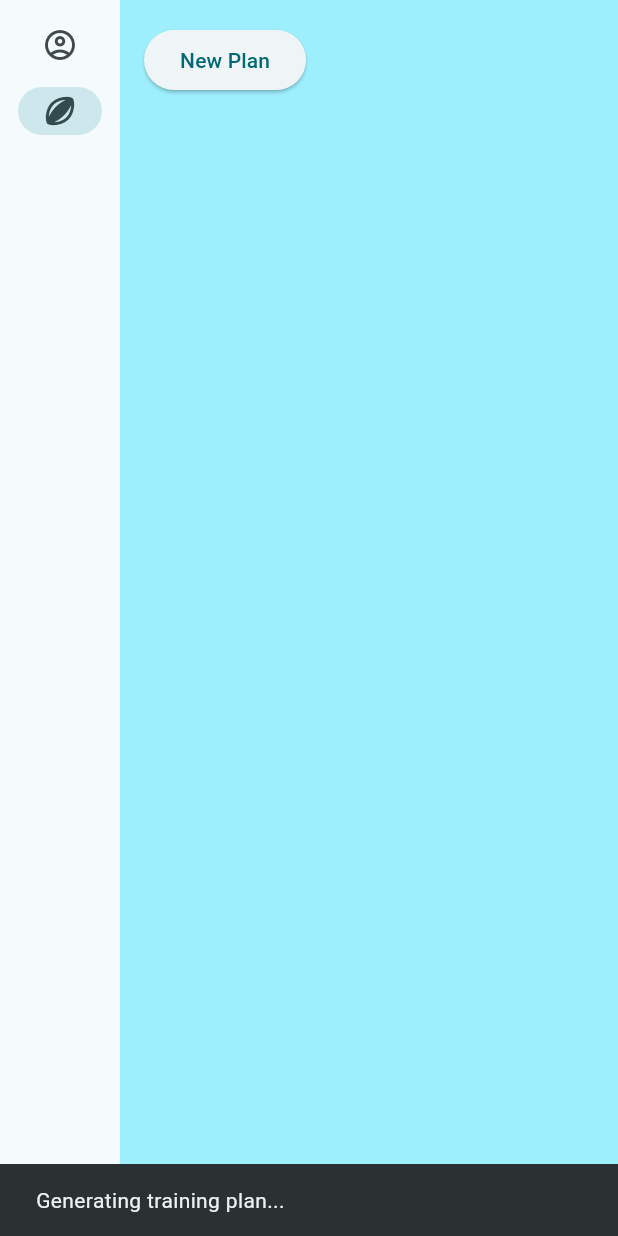
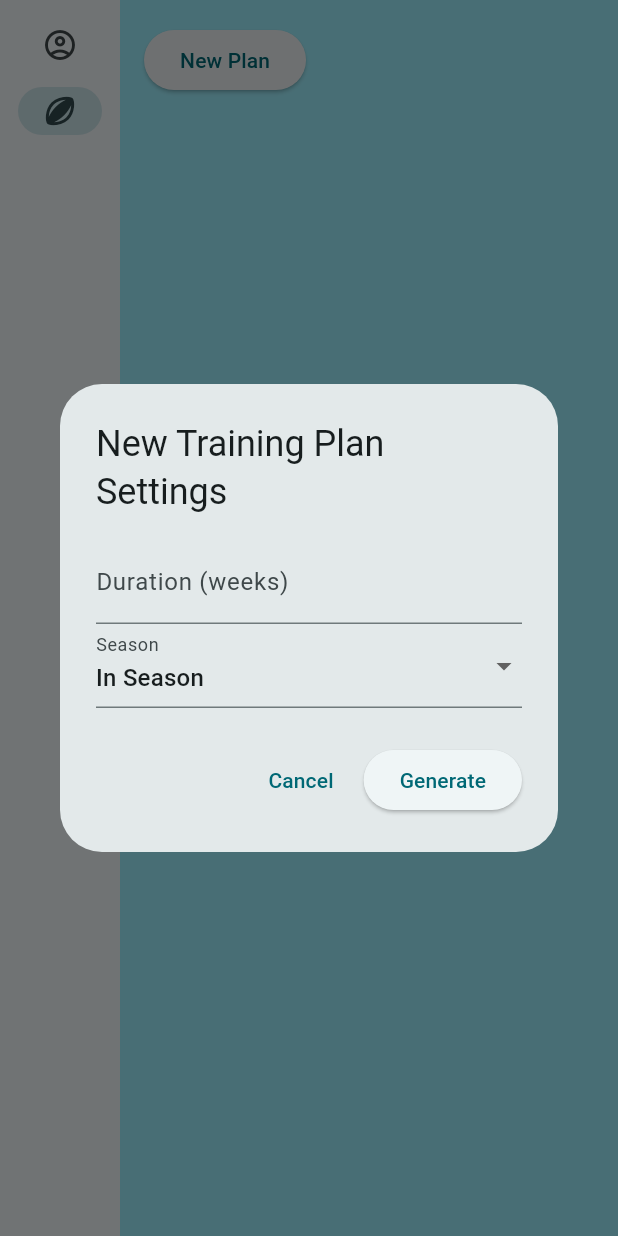
Before and after one commit to mm2277/pbrx-rugby-app, a Flutter app: the MainAppPage screen opened directly with empty values, after a tap on "Training Plans", after a tap on "New Plan", on a phone screen of 412 x 824 dp. Run offline on Flutter 3.47's test engine with Material 3 defaults, Android fonts, the light colour scheme and no system bars; our stand-ins replace flutter_dotenv, multi_dropdown, smooth_page_indicator; accounts and stored records are empty; statements that could not run were skipped.

Commit message:
Adding duration and season into AI prompt

```diff
--- a/pbrx_rugby_app/lib/models/training_plan_generator.dart
+++ b/pbrx_rugby_app/lib/models/training_plan_generator.dart
@@ -8,12 +8,16 @@ class TrainingPlanGenerator {
 
   TrainingPlanGenerator({required this.googleApiKey});
 
-  Future<TrainingPlan?> generatePlanFromProfile(Profile profile) async {
+  Future<TrainingPlan?> generatePlanFromProfile(
+    Profile profile, {
+    required int weeksDuration,
+    required String season,
+  }) async {
     final url = Uri.parse(
       'https://generativelanguage.googleapis.com/v1beta/models/gemini-1.5-flash-8b-latest:generateContent?key=$googleApiKey',
     );
 
-    final prompt = _buildPromptFromProfile(profile);
+    final prompt = _buildPromptFromProfile(profile, weeksDuration, season);
 
     final response = await http.post(
       url,
@@ -63,7 +67,7 @@ class TrainingPlanGenerator {
     return null;
   }
 
-  String _buildPromptFromProfile(Profile profile) {
+  String _buildPromptFromProfile(Profile profile, int weeks, String season) {
     final positionName = profile.position?.name ?? 'Unknown';
     final skillsList = profile.skills?.map((s) => s.name).join(', ') ?? 'None';
     final playerName =
@@ -74,7 +78,8 @@ Generate a structured JSON rugby training plan for the following player:
 - Name: $playerName
 - Position: $positionName
 - Skills: $skillsList
-
+- Duration: $weeks weeks
+- Season: $season
 Requirements:
 - weeksDuration: integer (e.g. 4)
 - season: either "inSeason" or "outSeason"
--- a/pbrx_rugby_app/lib/widgets/training_plan_card.dart
+++ b/pbrx_rugby_app/lib/widgets/training_plan_card.dart
@@ -39,31 +39,77 @@ class _TrainingPlanCardState extends State<TrainingPlanCard> {
     }
   }
 
-  @override
-  Widget build(BuildContext context) {
-    return Padding(
-      padding: const EdgeInsets.all(16.0),
-      child: Column(
-        crossAxisAlignment: CrossAxisAlignment.start,
+  Future<void> _handleNewPlanGeneration() async {
+    final result = await showDialog<Map<String, dynamic>>(
+      context: context,
+      builder: (context) {
+        int weeks = 4;
+        String season = 'inSeason';
+
+        return AlertDialog(
+          title: const Text('New Training Plan Settings'),
+          content: Column(
+            mainAxisSize: MainAxisSize.min,
             children: [
+              TextField(
+                decoration:
+                    const InputDecoration(labelText: 'Duration (weeks)'),
+                keyboardType: TextInputType.number,
+                onChanged: (val) {
+                  weeks = int.tryParse(val) ?? 4;
+                },
+              ),
+              DropdownButtonFormField<String>(
+                value: season,
+                items: const [
+                  DropdownMenuItem(value: 'inSeason', child: Text('In Season')),
+                  DropdownMenuItem(
+                      value: 'outSeason', child: Text('Out Season')),
+                ],
+                onChanged: (val) => season = val ?? 'inSeason',
+                decoration: const InputDecoration(labelText: 'Season'),
+              ),
+            ],
+          ),
+          actions: [
+            TextButton(
+                onPressed: () => Navigator.pop(context),
+                child: const Text('Cancel')),
             ElevatedButton(
-            onPressed: () async {
+                onPressed: () => Navigator.pop(context, {
+                      'weeks': weeks,
+                      'season': season,
+                    }),
+                child: const Text('Generate')),
+          ],
+        );
+      },
+    );
+
+    if (result != null) {
+      final weeks = result['weeks'] as int;
+      final season = result['season'] as String;
+
       ScaffoldMessenger.of(context).showSnackBar(
         const SnackBar(content: Text('Generating training plan...')),
       );
+
       if (key == null) {
-                throw Exception("OpenAI API key not found in .env file");
+        throw Exception("Google Gemini API key not found in .env file");
       }
+
       final generator = TrainingPlanGenerator(googleApiKey: key!);
       final newPlan = await generator.generatePlanFromProfile(
-                  widget.profile); // <-- use passed-in profile
+        widget.profile,
+        weeksDuration: weeks,
+        season: season,
+      );
 
       if (newPlan != null) {
         await widget.storage.writeTrainingPlan(newPlan);
 
         setState(() {
-                  // Refresh the plans list
-                  sortedPlans.insert(0, newPlan); // Add new plan at top
+          sortedPlans.insert(0, newPlan);
           _expanded[0] = true;
           _checked[0] = false;
         });
@@ -76,7 +122,18 @@ class _TrainingPlanCardState extends State<TrainingPlanCard> {
           const SnackBar(content: Text('Failed to generate plan')),
         );
       }
-            },
+    }
+  }
+
+  @override
+  Widget build(BuildContext context) {
+    return Padding(
+      padding: const EdgeInsets.all(16.0),
+      child: Column(
+        crossAxisAlignment: CrossAxisAlignment.start,
+        children: [
+          ElevatedButton(
+            onPressed: _handleNewPlanGeneration,
             child: const Text('New Plan'),
           ),
           const SizedBox(height: 16),
```
Lines whose indentation alone changed are shown as unchanged.
